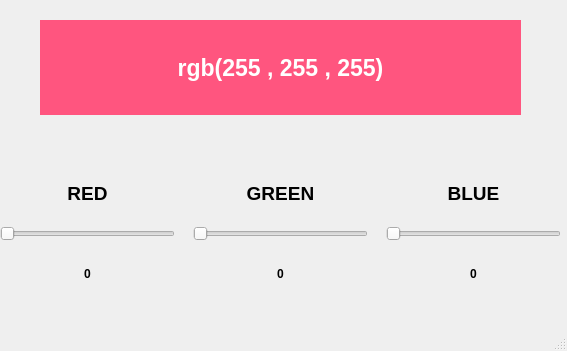
mahdisesmaeelian/Python-ImageProcessing, file assignment-29/Input/color picker.ui: the form before one commit.
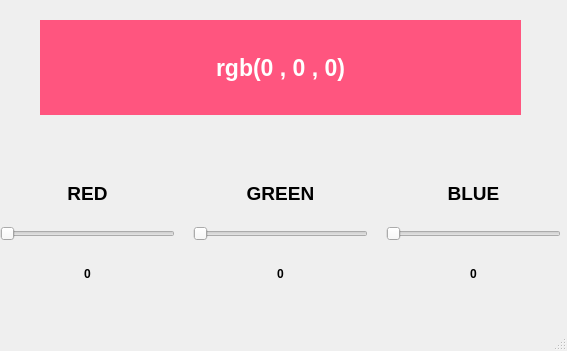
The form after the commit.

What changed in the file:
```diff
--- a/assignment-29/Input/color picker.ui
+++ b/assignment-29/Input/color picker.ui
@@ -78,7 +78,7 @@
 color: rgb(255, 255, 255);</string>
              </property>
              <property name="text">
-              <string>rgb(255 , 255 , 255)</string>
+              <string>rgb(0 , 0 , 0)</string>
              </property>
              <property name="alignment">
               <set>Qt::AlignCenter</set>
```
